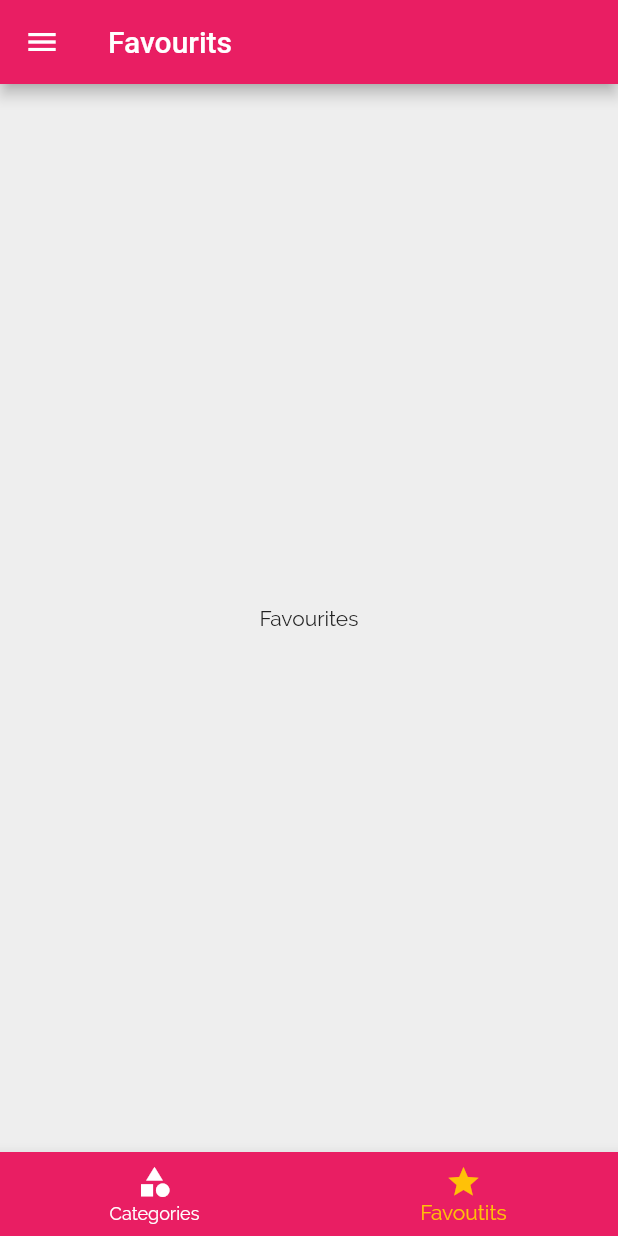
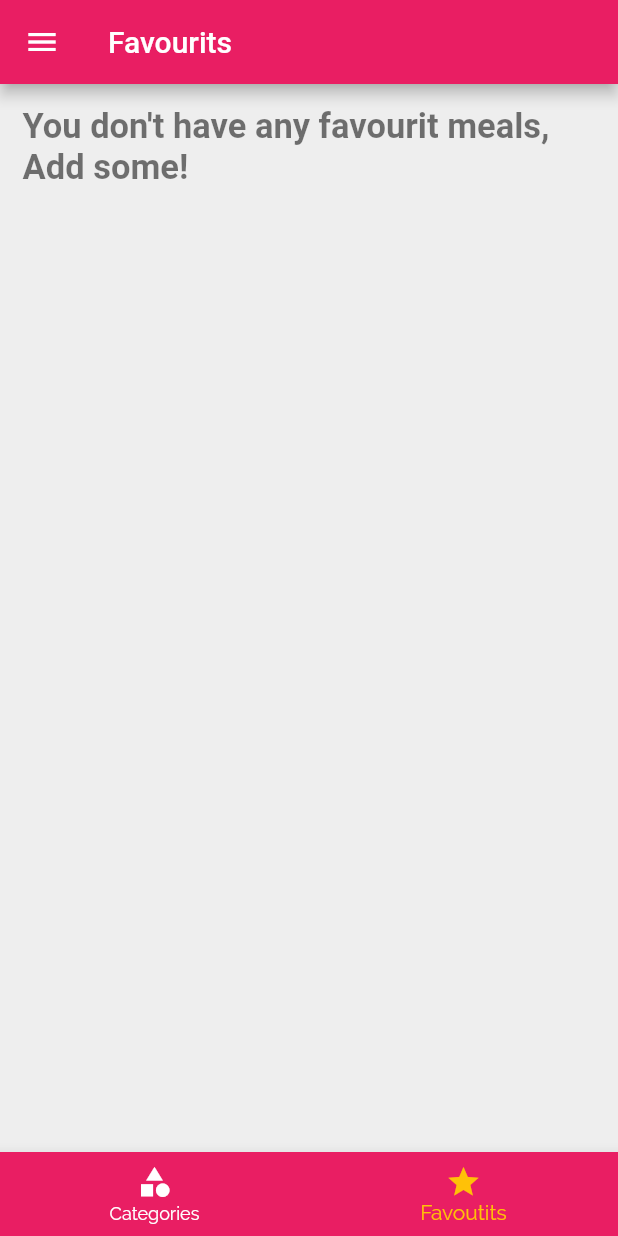
Before and after one commit to Khloud-azeem/The-Recipe-Secret-Mopil-App, a Flutter app: the screen it shows after launch, item 2 of the bottom bar chosen, on a phone screen of 412 x 824 dp. Run offline on Flutter 3.47's test engine with Material 2 defaults, Android fonts, the phone set to English and light mode, and no system bars; Roboto replaces fonts that are missing (RocbotoCondensed).

Commit message:
add favourite meals screen and favourite logic

```diff
--- a/lib/main.dart
+++ b/lib/main.dart
@@ -21,6 +21,7 @@ class _MyAppState extends State<MyApp> {
   Filters _filters = Filters();
 
   List<Meal> _filteredMeals = MealsDetails;
+  List<Meal> _favouriteMeals = [];
 
   void _setFilters(Filters filters) {
     setState(() {
@@ -35,9 +36,29 @@ class _MyAppState extends State<MyApp> {
     });
   }
 
+  void toggleFavourites(String mealId) {
+    final idx = _favouriteMeals.indexWhere((meal) {
+      return meal.id == mealId;
+    });
+    if (idx >= 0) {
+      setState(() {
+        _favouriteMeals
+            .remove(MealsDetails.firstWhere((meal) => meal.id == mealId));
+      });
+    } else {
+      setState(() {
+        _favouriteMeals
+            .add(MealsDetails.firstWhere((meal) => meal.id == mealId));
+      });
+    }
+  }
+
+  bool isFavourite(String mealId) {
+    return _favouriteMeals.any((meal) => meal.id == mealId);
+  }
+
   @override
   Widget build(BuildContext context) {
-
     return MaterialApp(
       title: 'Recipes Secrets',
       theme: ThemeData(
@@ -59,12 +80,14 @@ class _MyAppState extends State<MyApp> {
       // home: CategoriesScreen(),
       // initialRoute: '/',
       routes: {
-        '/': (context) => TabsScreen(),
+        '/': (context) => TabsScreen(_favouriteMeals),
         CategoryMealsScreen.routeName: (context) =>
             CategoryMealsScreen(_filteredMeals),
-        MealRecipe.routeName: (context) => MealRecipe(),
-        FavouritesScreen.routeName: (context) => FavouritesScreen(),
-        FiltersScreen.routeName: (context) => FiltersScreen(_filters, _setFilters),
+        MealRecipeScreen.routeName: (context) =>
+            MealRecipeScreen(isFavourite, toggleFavourites),
+        // FavouritesScreen.routeName: (context) => FavouritesScreen(),
+        FiltersScreen.routeName: (context) =>
+            FiltersScreen(_filters, _setFilters),
       },
       // onGenerateRoute: (setting) {
       //   return MaterialPageRoute(builder: (context) => CategoryMealsScreen());
--- a/lib/screens/favourites_screen.dart
+++ b/lib/screens/favourites_screen.dart
@@ -1,12 +1,49 @@
 import 'package:flutter/material.dart';
+import '../models/meal.dart';
+import '../widgets/meal_item.dart';
 
-class FavouritesScreen extends StatelessWidget {
+class FavouritesScreen extends StatefulWidget {
   static const routeName = 'favourits';
 
+  List<Meal> favouriteMeals;
+  FavouritesScreen(this.favouriteMeals);
+
+  @override
+  State<FavouritesScreen> createState() => _FavouritesScreenState();
+}
+
+class _FavouritesScreenState extends State<FavouritesScreen> {
   @override
   Widget build(BuildContext context) {
-    return Center(
-      child: Text('Favourites'),
+    return Column(
+      children: <Widget>[
+        widget.favouriteMeals.isEmpty
+            ? Center(
+                child: Container(
+                  margin: const EdgeInsets.all(15),
+                  child: Text(
+                    "You don't have any favourit meals, Add some!",
+                    style: Theme.of(context).textTheme.headline1,
+                  ),
+                ),
+              )
+            : Expanded(
+                child: ListView.builder(
+                  itemBuilder: (context, idx) {
+                    return MealItem(
+                      id: widget.favouriteMeals[idx].id,
+                      imgUrl: widget.favouriteMeals[idx].imageUrl,
+                      title: widget.favouriteMeals[idx].title,
+                      duration: widget.favouriteMeals[idx].duration,
+                      complexity: widget.favouriteMeals[idx].complexity,
+                      affordability: widget.favouriteMeals[idx].affordability,
+                      // removeItem: categoryMeals[idx].,
+                    );
+                  },
+                  itemCount: widget.favouriteMeals.length,
+                ),
+              )
+      ],
     );
   }
 }
--- a/lib/screens/tabs_screen.dart
+++ b/lib/screens/tabs_screen.dart
@@ -2,25 +2,34 @@ import 'package:flutter/material.dart';
 import '../widgets/main_drawer.dart';
 import '../screens/favourites_screen.dart';
 import '../screens/categories_screen.dart';
+import '../models/meal.dart';
 
 class TabsScreen extends StatefulWidget {
+  List<Meal> favouriteMeals;
+  TabsScreen(this.favouriteMeals);
+
   @override
   TabsScreenState createState() => TabsScreenState();
 }
 
 class TabsScreenState extends State<TabsScreen> {
+  late List<Map<String, Object>> _pages;
+  int _selectedPageIndex = 0;
 
-  final List<Map<String, Object>> _pages = [
+  @override
+  void initState() {
+    _pages = [
       {
         'title': 'Categories',
         'page': CategoriesScreen(),
       },
       {
         'title': 'Favourits',
-      'page': FavouritesScreen(),
+        'page': FavouritesScreen(widget.favouriteMeals),
       },
     ];
-  int _selectedPageIndex = 0;
+    super.initState();
+  }
 
   void _selectPage(int idx) {
     setState(() {
--- a/lib/widgets/meal_item.dart
+++ b/lib/widgets/meal_item.dart
@@ -22,7 +22,7 @@ class MealItem extends StatelessWidget {
   });
 
   void selectMeal(BuildContext context) {
-    Navigator.of(context).pushNamed(MealRecipe.routeName, arguments: {
+    Navigator.of(context).pushNamed(MealRecipeScreen.routeName, arguments: {
       'id': id,
       'title': title,
     });
```
Also changed, not shown: lib/screens/meal_recipe_screen.dart (+20 -4 lines). Lines whose indentation alone changed are shown as unchanged.
